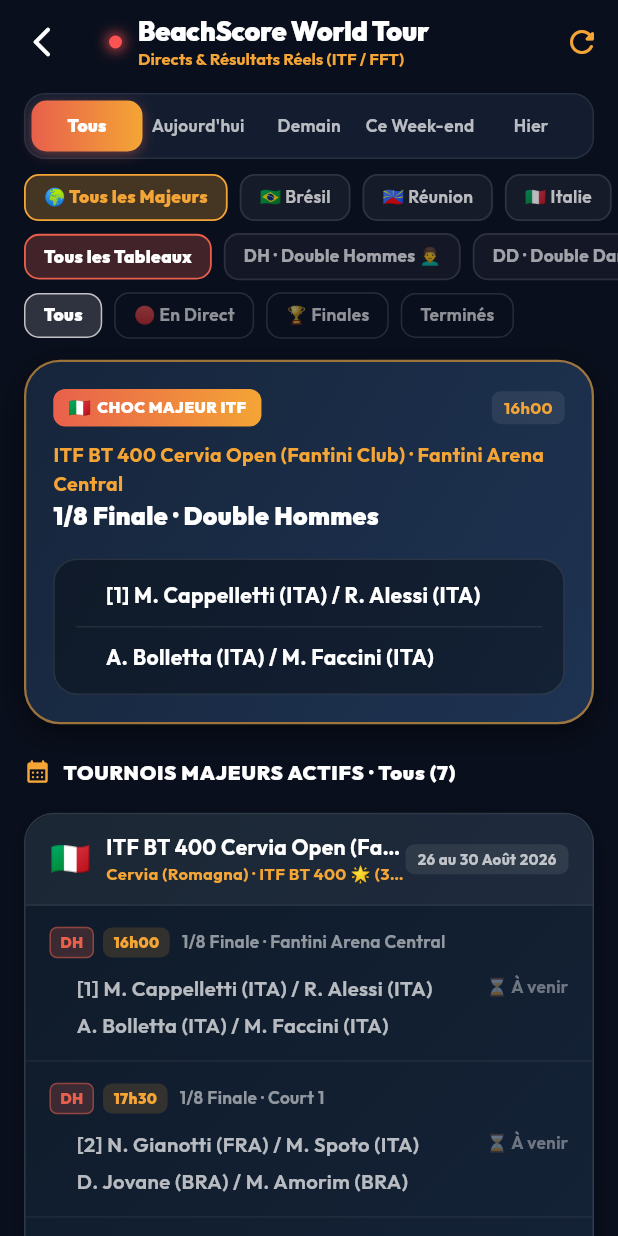
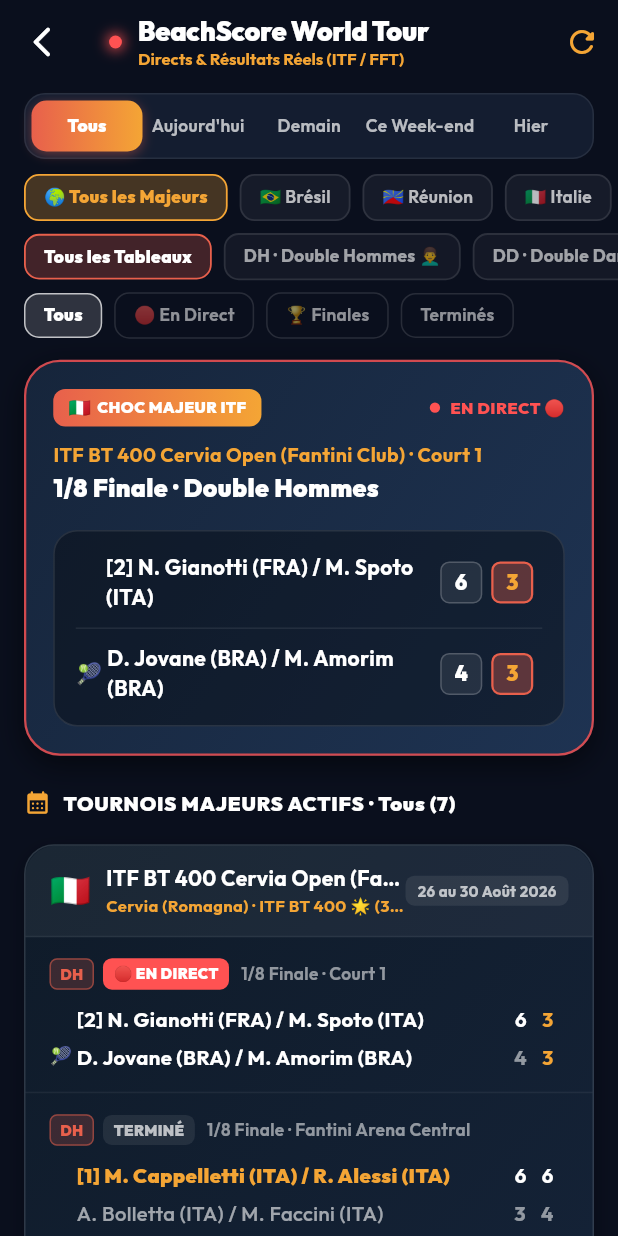
Before and after one commit to moixmb-Massalia/Beachmatch, a Flutter app: the BeachScoreHubScreen screen opened directly, on a phone screen of 412 x 824 dp. Run offline on Flutter 3.47's test engine with Material 3 defaults, Android fonts, the phone set to English and light mode, and no system bars; our stand-ins replace app_links, audioplayers, cloud_firestore, cloud_functions, firebase_auth, firebase_core and 11 more; missing offline and left inert: record; accounts and stored records are empty.

Commit message:
release: v1.0.7+107 with clean dynamic beachscore and live points

```diff
--- a/lib/screens/tournaments/beach_score_hub_screen.dart
+++ b/lib/screens/tournaments/beach_score_hub_screen.dart
@@ -141,7 +141,26 @@
   ];
 
   static const List<Map<String, dynamic>> _fallbackMatches = [
-    // 🇮🇹 ITALIE - ITF BT 400 CERVIA (26 au 30 Août - EN DIRECT AUJOURD'HUI !)
+    // 🇮🇹 ITALIE - ITF BT 400 CERVIA (26 au 30 Août)
+    {
+      'id': 'cervia_dh_r16_2',
+      'tournamentId': 'itf_bt400_cervia_2026',
+      'draw': 'DH',
+      'date': '2026-08-26',
+      'day': 'Aujourd\'hui',
+      'round': '1/8 Finale',
+      'time': '17h30 · En Direct 🔴',
+      'court': 'Court 1',
+      'team1': '[2] N. Gianotti (FRA) / M. Spoto (ITA)',
+      'team2': 'D. Jovane (BRA) / M. Amorim (BRA)',
+      'set1': '6/4',
+      'set2': '3/3',
+      'set3': null,
+      'status': 'LIVE',
+      'winner': null,
+      'serving': 2,
+      'isFeatured': true,
+    },
     {
       'id': 'cervia_dh_r16_1',
       'tournamentId': 'itf_bt400_cervia_2026',
@@ -149,35 +168,16 @@
       'date': '2026-08-26',
       'day': 'Aujourd\'hui',
       'round': '1/8 Finale',
-      'time': '16h00',
+      'time': 'Terminé 🏆',
       'court': 'Fantini Arena Central',
       'team1': '[1] M. Cappelletti (ITA) / R. Alessi (ITA)',
       'team2': 'A. Bolletta (ITA) / M. Faccini (ITA)',
-      'set1': null,
-      'set2': null,
+      'set1': '6/3',
+      'set2': '6/4',
       'set3': null,
-      'status': 'SCHEDULED',
-      'winner': null,
-      'serving': 1,
-      'isFeatured': true,
-    },
-    {
-      'id': 'cervia_dh_r16_2',
-      'tournamentId': 'itf_bt400_cervia_2026',
-      'draw': 'DH',
-      'date': '2026-08-26',
-      'day': 'Aujourd\'hui',
-      'round': '1/8 Finale',
-      'time': '17h30',
-      'court': 'Court 1',
-      'team1': '[2] N. Gianotti (FRA) / M. Spoto (ITA)',
-      'team2': 'D. Jovane (BRA) / M. Amorim (BRA)',
-      'set1': null,
-      'set2': null,
-      'set3': null,
-      'status': 'SCHEDULED',
-      'winner': null,
-      'serving': 1,
+      'status': 'FINISHED',
+      'winner': 1,
+      'serving': null,
       'isFeatured': false,
     },
     {
@@ -187,16 +187,16 @@
       'date': '2026-08-26',
       'day': 'Aujourd\'hui',
       'round': '1/8 Finale',
-      'time': '15h00',
+      'time': 'Terminé 🏆',
       'court': 'Court 2',
       'team1': '[1] G. Gasparri (ITA) / N. Valentini (ITA)',
       'team2': 'E. Francesconi (ITA) / G. Renzi (ITA)',
-      'set1': null,
-      'set2': null,
+      'set1': '6/1',
+      'set2': '6/2',
       'set3': null,
-      'status': 'SCHEDULED',
-      'winner': null,
-      'serving': 1,
+      'status': 'FINISHED',
+      'winner': 1,
+      'serving': null,
       'isFeatured': false,
     },
 
--- a/lib/screens/tournaments/match_tracker_screen.dart
+++ b/lib/screens/tournaments/match_tracker_screen.dart
@@ -281,7 +281,7 @@
             set1: match['set1'],
             set2: match['set2'],
             set3: match['set3'],
-            currentPoints: isLive ? "40" : null,
+            currentPoints: isLive ? (match['points1'] ?? '30') : null,
           ),
           const Divider(color: Colors.white12, height: 16),
 
@@ -293,7 +293,7 @@
             set1: match['set1'],
             set2: match['set2'],
             set3: match['set3'],
-            currentPoints: isLive ? "15" : null,
+            currentPoints: isLive ? (match['points2'] ?? '15') : null,
             isTeam2: true,
           ),
         ],
--- a/pubspec.yaml
+++ b/pubspec.yaml
@@ -2,7 +2,7 @@
 description: A new Flutter project for BeachMatch.
 publish_to: 'none'
 
-version: 1.0.6+106
+version: 1.0.7+107
 
 environment:
   sdk: '>=3.0.0 <4.0.0'
```
